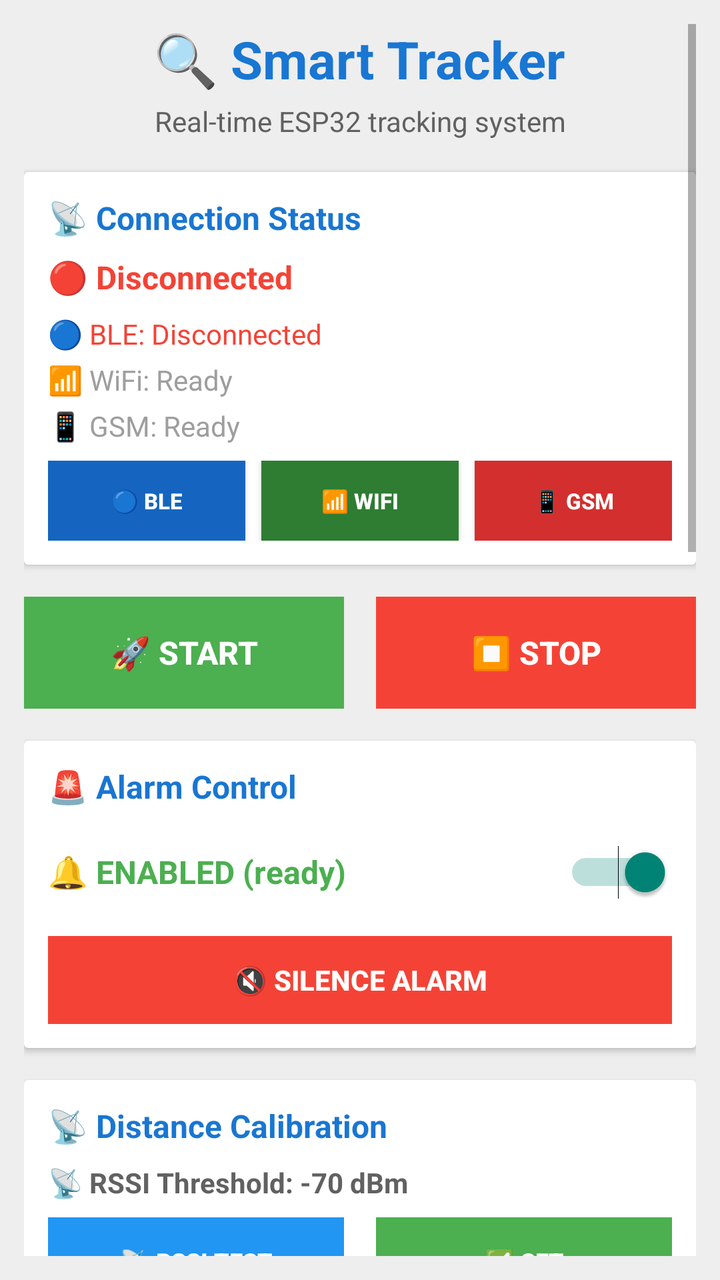
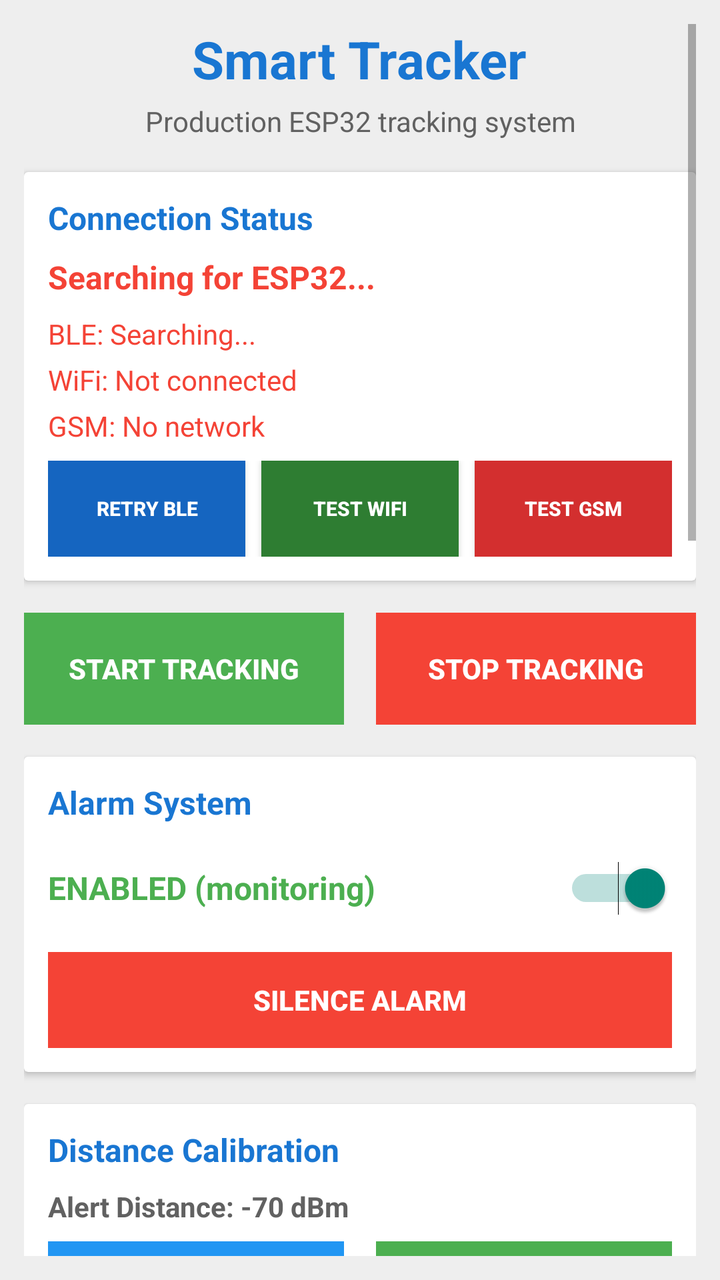

Compare the two renders of this Android layout. The source of the first and the diff that turns it into the second are given below.
<!-- AndroidManifest.xml: activity theme Theme.AppCompat.Light.DarkActionBar -->
<!-- res/layout/activity_main.xml -->
<?xml version="1.0" encoding="utf-8"?>
<ScrollView xmlns:android="http://schemas.android.com/apk/res/android"
    xmlns:app="http://schemas.android.com/apk/res-auto"
    android:layout_width="match_parent"
    android:layout_height="match_parent"
    android:padding="12dp"
    android:background="@color/gray_200">

    <LinearLayout
        android:layout_width="match_parent"
        android:layout_height="wrap_content"
        android:orientation="vertical"
        android:gravity="center_horizontal">

        
        <TextView
            android:layout_width="wrap_content"
            android:layout_height="wrap_content"
            android:text="🔍 Smart Tracker"
            android:textSize="26sp"
            android:textStyle="bold"
            android:textColor="@color/blue_700"
            android:layout_marginBottom="4dp" />

        <TextView
            android:layout_width="wrap_content"
            android:layout_height="wrap_content"
            android:text="Real-time ESP32 tracking system"
            android:textSize="14sp"
            android:textColor="@color/gray_700"
            android:layout_marginBottom="16dp"
            android:gravity="center" />

        
        <androidx.cardview.widget.CardView
            android:layout_width="match_parent"
            android:layout_height="wrap_content"
            android:layout_marginBottom="16dp"
            android:elevation="4dp"
            android:radius="8dp">

            <LinearLayout
                android:layout_width="match_parent"
                android:layout_height="wrap_content"
                android:orientation="vertical"
                android:padding="12dp">

                <TextView
                    android:layout_width="wrap_content"
                    android:layout_height="wrap_content"
                    android:text="📡 Connection Status"
                    android:textSize="16sp"
                    android:textStyle="bold"
                    android:textColor="@color/blue_700"
                    android:layout_marginBottom="8dp" />

                
                <TextView
                    android:id="@+id/connectionStatusCard"
                    android:layout_width="match_parent"
                    android:layout_height="wrap_content"
                    android:text="🔴 Disconnected"
                    android:textSize="16sp"
                    android:textStyle="bold"
                    android:textColor="@color/red_500"
                    android:layout_marginBottom="8dp" />

                
                <TextView
                    android:id="@+id/bleStatusText"
                    android:layout_width="match_parent"
                    android:layout_height="wrap_content"
                    android:text="🔵 BLE: Disconnected"
                    android:textSize="14sp"
                    android:textColor="@color/red_500"
                    android:layout_marginBottom="4dp" />

                <TextView
                    android:id="@+id/wifiStatusText"
                    android:layout_width="match_parent"
                    android:layout_height="wrap_content"
                    android:text="📶 WiFi: Ready"
                    android:textSize="14sp"
                    android:textColor="@color/gray_500"
                    android:layout_marginBottom="4dp" />

                <TextView
                    android:id="@+id/gsmStatusText"
                    android:layout_width="match_parent"
                    android:layout_height="wrap_content"
                    android:text="📱 GSM: Ready"
                    android:textSize="14sp"
                    android:textColor="@color/gray_500"
                    android:layout_marginBottom="8dp" />

                
                <LinearLayout
                    android:layout_width="match_parent"
                    android:layout_height="wrap_content"
                    android:orientation="horizontal">

                    <Button
                        android:id="@+id/retryBleButton"
                        android:layout_width="0dp"
                        android:layout_height="40dp"
                        android:layout_weight="1"
                        android:text="🔵 BLE"
                        android:textSize="11sp"
                        android:textStyle="bold"
                        android:textColor="@color/white"
                        android:background="@color/blue_600"
                        android:layout_marginEnd="4dp" />

                    <Button
                        android:id="@+id/retryWifiButton"
                        android:layout_width="0dp"
                        android:layout_height="40dp"
                        android:layout_weight="1"
                        android:text="📶 WiFi"
                        android:textSize="11sp"
                        android:textStyle="bold"
                        android:textColor="@color/white"
                        android:background="@color/dark_green"
                        android:layout_marginStart="4dp"
                        android:layout_marginEnd="4dp" />

                    <Button
                        android:id="@+id/retryGsmButton"
                        android:layout_width="0dp"
                        android:layout_height="40dp"
                        android:layout_weight="1"
                        android:text="📱 GSM"
                        android:textSize="11sp"
                        android:textStyle="bold"
                        android:textColor="@color/white"
                        android:background="@color/red_600"
                        android:layout_marginStart="4dp" />

                </LinearLayout>

            </LinearLayout>

        </androidx.cardview.widget.CardView>

        
        <LinearLayout
            android:layout_width="match_parent"
            android:layout_height="wrap_content"
            android:orientation="horizontal"
            android:layout_marginBottom="16dp">

            <Button
                android:id="@+id/startButton"
                android:layout_width="0dp"
                android:layout_height="56dp"
                android:layout_weight="1"
                android:text="🚀 START"
                android:textSize="16sp"
                android:textStyle="bold"
                android:textColor="@color/white"
                android:background="@color/green_500"
                android:layout_marginEnd="8dp"
                android:enabled="false" />

            <Button
                android:id="@+id/stopButton"
                android:layout_width="0dp"
                android:layout_height="56dp"
                android:layout_weight="1"
                android:text="⏹️ STOP"
                android:textSize="16sp"
                android:textStyle="bold"
                android:textColor="@color/white"
                android:background="@color/red_500"
                android:layout_marginStart="8dp"
                android:enabled="false" />

        </LinearLayout>

        
        <androidx.cardview.widget.CardView
            android:layout_width="match_parent"
            android:layout_height="wrap_content"
            android:layout_marginBottom="16dp"
            android:elevation="4dp"
            android:radius="8dp">

            <LinearLayout
                android:layout_width="match_parent"
                android:layout_height="wrap_content"
                android:orientation="vertical"
                android:padding="12dp">

                <TextView
                    android:layout_width="wrap_content"
                    android:layout_height="wrap_content"
                    android:text="🚨 Alarm Control"
                    android:textSize="16sp"
                    android:textStyle="bold"
                    android:textColor="@color/blue_700"
                    android:layout_marginBottom="8dp" />

                <LinearLayout
                    android:layout_width="match_parent"
                    android:layout_height="wrap_content"
                    android:orientation="horizontal"
                    android:gravity="center_vertical"
                    android:layout_marginBottom="8dp">

                    <TextView
                        android:id="@+id/alarmStatusText"
                        android:layout_width="0dp"
                        android:layout_height="wrap_content"
                        android:layout_weight="1"
                        android:text="🔔 ENABLED (ready)"
                        android:textSize="16sp"
                        android:textColor="@color/green_500"
                        android:textStyle="bold" />

                    <Switch
                        android:id="@+id/alarmSwitch"
                        android:layout_width="wrap_content"
                        android:layout_height="wrap_content"
                        android:checked="true"
                        android:minWidth="48dp"
                        android:minHeight="48dp" />

                </LinearLayout>

                <Button
                    android:id="@+id/silenceButton"
                    android:layout_width="match_parent"
                    android:layout_height="44dp"
                    android:text="🔇 SILENCE ALARM"
                    android:textSize="14sp"
                    android:textStyle="bold"
                    android:textColor="@color/white"
                    android:background="@color/red_500"
                    android:enabled="false" />

            </LinearLayout>

        </androidx.cardview.widget.CardView>

        
        <androidx.cardview.widget.CardView
            android:layout_width="match_parent"
            android:layout_height="wrap_content"
            android:layout_marginBottom="16dp"
            android:elevation="4dp"
            android:radius="8dp">

            <LinearLayout
                android:layout_width="match_parent"
                android:layout_height="wrap_content"
                android:orientation="vertical"
                android:padding="12dp">

                <TextView
                    android:layout_width="wrap_content"
                    android:layout_height="wrap_content"
                    android:text="📡 Distance Calibration"
                    android:textSize="16sp"
                    android:textStyle="bold"
                    android:textColor="@color/blue_700"
                    android:layout_marginBottom="8dp" />

                <TextView
                    android:id="@+id/rssiTestText"
                    android:layout_width="match_parent"
                    android:layout_height="wrap_content"
                    android:text="📡 RSSI Threshold: -70 dBm"
                    android:textSize="14sp"
                    android:textColor="@color/gray_700"
                    android:textStyle="bold"
                    android:layout_marginBottom="8dp" />

                <LinearLayout
                    android:layout_width="match_parent"
                    android:layout_height="wrap_content"
                    android:orientation="horizontal">

                    <Button
                        android:id="@+id/rssiTestButton"
                        android:layout_width="0dp"
                        android:layout_height="44dp"
                        android:layout_weight="1"
                        android:text="📡 RSSI TEST"
                        android:textSize="12sp"
                        android:textStyle="bold"
                        android:textColor="@color/white"
                        android:background="@color/blue_500"
                        android:layout_marginEnd="8dp"
                        android:enabled="false" />

                    <Button
                        android:id="@+id/setThresholdButton"
                        android:layout_width="0dp"
                        android:layout_height="44dp"
                        android:layout_weight="1"
                        android:text="✅ SET"
                        android:textSize="12sp"
                        android:textStyle="bold"
                        android:textColor="@color/white"
                        android:background="@color/green_500"
                        android:layout_marginStart="8dp"
                        android:enabled="false" />

                </LinearLayout>

            </LinearLayout>

        </androidx.cardview.widget.CardView>

        
        <androidx.cardview.widget.CardView
            android:layout_width="match_parent"
            android:layout_height="wrap_content"
            android:layout_marginBottom="16dp"
            android:elevation="4dp"
            android:radius="8dp">

            <LinearLayout
                android:layout_width="match_parent"
                android:layout_height="wrap_content"
                android:orientation="vertical"
                android:padding="12dp">

                <TextView
                    android:layout_width="wrap_content"
                    android:layout_height="wrap_content"
                    android:text="📊 System Status"
                    android:textSize="16sp"
                    android:textStyle="bold"
                    android:textColor="@color/blue_700"
                    android:layout_marginBottom="8dp" />

                <TextView
                    android:id="@+id/statusText"
                    android:layout_width="match_parent"
                    android:layout_height="wrap_content"
                    android:text="Status: Initializing..."
                    android:textSize="14sp"
                    android:textColor="@color/gray_700"
                    android:layout_marginBottom="4dp" />

                <TextView
                    android:id="@+id/gpsStatusText"
                    android:layout_width="match_parent"
                    android:layout_height="wrap_content"
                    android:text="GPS: Not available"
                    android:textSize="14sp"
                    android:textColor="@color/gray_500" />

            </LinearLayout>

        </androidx.cardview.widget.CardView>

        
        <androidx.cardview.widget.CardView
            android:layout_width="match_parent"
            android:layout_height="wrap_content"
            android:layout_marginBottom="16dp"
            android:elevation="4dp"
            android:radius="8dp">

            <LinearLayout
                android:layout_width="match_parent"
                android:layout_height="wrap_content"
                android:orientation="vertical"
                android:padding="12dp">

                <LinearLayout
                    android:layout_width="match_parent"
                    android:layout_height="wrap_content"
                    android:orientation="horizontal"
                    android:layout_marginBottom="8dp">

                    <TextView
                        android:layout_width="0dp"
                        android:layout_height="wrap_content"
                        android:layout_weight="1"
                        android:text="🐛 Debug Console"
                        android:textSize="16sp"
                        android:textStyle="bold"
                        android:textColor="@color/blue_700" />

                    <Button
                        android:id="@+id/clearLogButton"
                        android:layout_width="wrap_content"
                        android:layout_height="28dp"
                        android:text="CLEAR"
                        android:textSize="10sp"
                        android:textStyle="bold"
                        android:textColor="@color/white"
                        android:background="@color/gray_500"
                        android:minHeight="0dp"
                        android:minWidth="0dp"
                        android:paddingLeft="12dp"
                        android:paddingRight="12dp" />

                </LinearLayout>

                
                <ScrollView
                    android:id="@+id/debugScrollView"
                    android:layout_width="match_parent"
                    android:layout_height="400dp"
                    android:background="#FF1E1E1E"
                    android:padding="8dp"
                    android:scrollbars="vertical"
                    android:fadeScrollbars="false"
                    android:scrollbarStyle="outsideOverlay">

                    <TextView
                        android:id="@+id/debugLogText"
                        android:layout_width="match_parent"
                        android:layout_height="wrap_content"
                        android:text=""
                        android:textSize="12sp"
                        android:textColor="#FF00FF00"
                        android:fontFamily="monospace"
                        android:textIsSelectable="true"
                        android:lineSpacingExtra="2dp"
                        android:paddingBottom="8dp" />

                </ScrollView>

                <TextView
                    android:layout_width="match_parent"
                    android:layout_height="wrap_content"
                    android:text="💡 Auto-scroll enabled | Shows last 50 events | Reduced spam"
                    android:textSize="10sp"
                    android:textColor="@color/gray_500"
                    android:layout_marginTop="4dp"
                    android:fontStyle="italic"
                    android:gravity="center" />

            </LinearLayout>

        </androidx.cardview.widget.CardView>

        
        <androidx.cardview.widget.CardView
            android:layout_width="match_parent"
            android:layout_height="wrap_content"
            android:layout_marginBottom="16dp"
            android:elevation="4dp"
            android:radius="8dp">

            <LinearLayout
                android:layout_width="match_parent"
                android:layout_height="wrap_content"
                android:orientation="vertical"
                android:padding="12dp">

                <TextView
                    android:layout_width="wrap_content"
                    android:layout_height="wrap_content"
                    android:text="📋 Quick Guide"
                    android:textSize="16sp"
                    android:textStyle="bold"
                    android:textColor="@color/blue_700"
                    android:layout_marginBottom="8dp" />

                <TextView
                    android:layout_width="match_parent"
                    android:layout_height="wrap_content"
                    android:text="1️⃣ Press START to begin tracking\n2️⃣ Use RSSI TEST to calibrate distance\n3️⃣ Enable/disable alarm with switch\n4️⃣ Monitor connections above\n5️⃣ Check debug console for details"
                    android:textSize="13sp"
                    android:textColor="@color/gray_700"
                    android:lineSpacingExtra="2dp" />

            </LinearLayout>

        </androidx.cardview.widget.CardView>

        
        <TextView
            android:layout_width="wrap_content"
            android:layout_height="wrap_content"
            android:text="Smart Tracker v1.1 - Improved UI"
            android:textSize="12sp"
            android:textColor="@color/gray_500"
            android:layout_marginBottom="4dp" />

        <TextView
            android:layout_width="wrap_content"
            android:layout_height="wrap_content"
            android:text="⚠️ Real sensor data - No spam logs"
            android:textSize="11sp"
            android:textColor="@color/gray_500"
            android:gravity="center"
            android:layout_marginBottom="16dp" />

    </LinearLayout>

</ScrollView>
<!-- resources referenced by this layout -->
<resources>
  <color name="blue_500">#FF2196F3</color>
  <color name="blue_600">#1565C0</color>
  <color name="blue_700">#FF1976D2</color>
  <color name="dark_green">#2E7D32</color>
  <color name="gray_200">#FFEEEEEE</color>
  <color name="gray_500">#FF9E9E9E</color>
  <color name="gray_700">#FF616161</color>
  <color name="green_500">#FF4CAF50</color>
  <color name="red_500">#FFF44336</color>
  <color name="red_600">#D32F2F</color>
  <color name="white">#FFFFFFFF</color>
</resources>

<!-- the commit's change to res/layout/activity_main.xml (unified diff, before → after) -->
@@ -16,7 +16,7 @@
         <TextView
             android:layout_width="wrap_content"
             android:layout_height="wrap_content"
-            android:text="🔍 Smart Tracker"
+            android:text="Smart Tracker"
             android:textSize="26sp"
             android:textStyle="bold"
             android:textColor="@color/blue_700"
@@ -25,7 +25,7 @@
         <TextView
             android:layout_width="wrap_content"
             android:layout_height="wrap_content"
-            android:text="Real-time ESP32 tracking system"
+            android:text="Production ESP32 tracking system"
             android:textSize="14sp"
             android:textColor="@color/gray_700"
             android:layout_marginBottom="16dp"
@@ -48,7 +48,7 @@
                 <TextView
                     android:layout_width="wrap_content"
                     android:layout_height="wrap_content"
-                    android:text="📡 Connection Status"
+                    android:text="Connection Status"
                     android:textSize="16sp"
                     android:textStyle="bold"
                     android:textColor="@color/blue_700"
@@ -59,7 +59,7 @@
                     android:id="@+id/connectionStatusCard"
                     android:layout_width="match_parent"
                     android:layout_height="wrap_content"
-                    android:text="🔴 Disconnected"
+                    android:text="Searching for ESP32..."
                     android:textSize="16sp"
                     android:textStyle="bold"
                     android:textColor="@color/red_500"
@@ -70,7 +70,7 @@
                     android:id="@+id/bleStatusText"
                     android:layout_width="match_parent"
                     android:layout_height="wrap_content"
-                    android:text="🔵 BLE: Disconnected"
+                    android:text="BLE: Searching..."
                     android:textSize="14sp"
                     android:textColor="@color/red_500"
                     android:layout_marginBottom="4dp" />
@@ -79,18 +79,18 @@
                     android:id="@+id/wifiStatusText"
                     android:layout_width="match_parent"
                     android:layout_height="wrap_content"
-                    android:text="📶 WiFi: Ready"
-                    android:textSize="14sp"
-                    android:textColor="@color/gray_500"
+                    android:text="WiFi: Not connected"
+                    android:textSize="14sp"
+                    android:textColor="@color/red_500"
                     android:layout_marginBottom="4dp" />
 
                 <TextView
                     android:id="@+id/gsmStatusText"
                     android:layout_width="match_parent"
                     android:layout_height="wrap_content"
-                    android:text="📱 GSM: Ready"
-                    android:textSize="14sp"
-                    android:textColor="@color/gray_500"
+                    android:text="GSM: No network"
+                    android:textSize="14sp"
+                    android:textColor="@color/red_500"
                     android:layout_marginBottom="8dp" />
 
                 
@@ -102,10 +102,10 @@
                     <Button
                         android:id="@+id/retryBleButton"
                         android:layout_width="0dp"
-                        android:layout_height="40dp"
-                        android:layout_weight="1"
-                        android:text="🔵 BLE"
-                        android:textSize="11sp"
+                        android:layout_height="48dp"
+                        android:layout_weight="1"
+                        android:text="RETRY BLE"
+                        android:textSize="10sp"
                         android:textStyle="bold"
                         android:textColor="@color/white"
                         android:background="@color/blue_600"
@@ -114,10 +114,10 @@
                     <Button
                         android:id="@+id/retryWifiButton"
                         android:layout_width="0dp"
-                        android:layout_height="40dp"
-                        android:layout_weight="1"
-                        android:text="📶 WiFi"
-                        android:textSize="11sp"
+                        android:layout_height="48dp"
+                        android:layout_weight="1"
+                        android:text="TEST WiFi"
+                        android:textSize="10sp"
                         android:textStyle="bold"
                         android:textColor="@color/white"
                         android:background="@color/dark_green"
@@ -127,10 +127,10 @@
                     <Button
                         android:id="@+id/retryGsmButton"
                         android:layout_width="0dp"
-                        android:layout_height="40dp"
-                        android:layout_weight="1"
-                        android:text="📱 GSM"
-                        android:textSize="11sp"
+                        android:layout_height="48dp"
+                        android:layout_weight="1"
+                        android:text="TEST GSM"
+                        android:textSize="10sp"
                         android:textStyle="bold"
                         android:textColor="@color/white"
                         android:background="@color/red_600"
@@ -154,8 +154,8 @@
                 android:layout_width="0dp"
                 android:layout_height="56dp"
                 android:layout_weight="1"
-                android:text="🚀 START"
-                android:textSize="16sp"
+                android:text="START TRACKING"
+                android:textSize="14sp"
                 android:textStyle="bold"
                 android:textColor="@color/white"
                 android:background="@color/green_500"
@@ -167,8 +167,8 @@
                 android:layout_width="0dp"
                 android:layout_height="56dp"
                 android:layout_weight="1"
-                android:text="⏹️ STOP"
-                android:textSize="16sp"
+                android:text="STOP TRACKING"
+                android:textSize="14sp"
                 android:textStyle="bold"
                 android:textColor="@color/white"
                 android:background="@color/red_500"
@@ -194,7 +194,7 @@
                 <TextView
                     android:layout_width="wrap_content"
                     android:layout_height="wrap_content"
-                    android:text="🚨 Alarm Control"
+                    android:text="Alarm System"
                     android:textSize="16sp"
                     android:textStyle="bold"
                     android:textColor="@color/blue_700"
@@ -212,7 +212,7 @@
                         android:layout_width="0dp"
                         android:layout_height="wrap_content"
                         android:layout_weight="1"
-                        android:text="🔔 ENABLED (ready)"
+                        android:text="ENABLED (monitoring)"
                         android:textSize="16sp"
                         android:textColor="@color/green_500"
                         android:textStyle="bold" />
@@ -230,8 +230,8 @@
                 <Button
                     android:id="@+id/silenceButton"
                     android:layout_width="match_parent"
-                    android:layout_height="44dp"
-                    android:text="🔇 SILENCE ALARM"
+                    android:layout_height="48dp"
+                    android:text="SILENCE ALARM"
                     android:textSize="14sp"
                     android:textStyle="bold"
                     android:textColor="@color/white"
@@ -259,7 +259,7 @@
                 <TextView
                     android:layout_width="wrap_content"
                     android:layout_height="wrap_content"
-                    android:text="📡 Distance Calibration"
+                    android:text="Distance Calibration"
                     android:textSize="16sp"
                     android:textStyle="bold"
                     android:textColor="@color/blue_700"
@@ -269,7 +269,7 @@
                     android:id="@+id/rssiTestText"
                     android:layout_width="match_parent"
                     android:layout_height="wrap_content"
-                    android:text="📡 RSSI Threshold: -70 dBm"
+                    android:text="Alert Distance: -70 dBm"
                     android:textSize="14sp"
                     android:textColor="@color/gray_700"
                     android:textStyle="bold"
@@ -283,10 +283,10 @@
                     <Button
                         android:id="@+id/rssiTestButton"
                         android:layout_width="0dp"
-                        android:layout_height="44dp"
-                        android:layout_weight="1"
-                        android:text="📡 RSSI TEST"
-                        android:textSize="12sp"
+                        android:layout_height="48dp"
+                        android:layout_weight="1"
+                        android:text="START DISTANCE TEST"
+                        android:textSize="11sp"
                         android:textStyle="bold"
                         android:textColor="@color/white"
                         android:background="@color/blue_500"
@@ -296,10 +296,10 @@
                     <Button
                         android:id="@+id/setThresholdButton"
                         android:layout_width="0dp"
-                        android:layout_height="44dp"
-                        android:layout_weight="1"
-                        android:text="✅ SET"
-                        android:textSize="12sp"
+                        android:layout_height="48dp"
+                        android:layout_weight="1"
+                        android:text="SET CURRENT"
+                        android:textSize="11sp"
                         android:textStyle="bold"
                         android:textColor="@color/white"
                         android:background="@color/green_500"
@@ -329,7 +329,7 @@
                 <TextView
                     android:layout_width="wrap_content"
                     android:layout_height="wrap_content"
-                    android:text="📊 System Status"
+                    android:text="System Status"
                     android:textSize="16sp"
                     android:textStyle="bold"
                     android:textColor="@color/blue_700"
@@ -380,7 +380,7 @@
                         android:layout_width="0dp"
                         android:layout_height="wrap_content"
                         android:layout_weight="1"
-                        android:text="🐛 Debug Console"
+                        android:text="Debug Console"
                         android:textSize="16sp"
                         android:textStyle="bold"
                         android:textColor="@color/blue_700" />
@@ -407,29 +407,27 @@
                     android:layout_width="match_parent"
                     android:layout_height="400dp"
                     android:background="#FF1E1E1E"
-                    android:padding="8dp"
                     android:scrollbars="vertical"
-                    android:fadeScrollbars="false"
-                    android:scrollbarStyle="outsideOverlay">
+                    android:fadeScrollbars="false">
 
                     <TextView
                         android:id="@+id/debugLogText"
                         android:layout_width="match_parent"
                         android:layout_height="wrap_content"
                         android:text=""
-                        android:textSize="12sp"
+                        android:textSize="11sp"
                         android:textColor="#FF00FF00"
                         android:fontFamily="monospace"
-                        android:textIsSelectable="true"
-                        android:lineSpacingExtra="2dp"
-                        android:paddingBottom="8dp" />
+                        android:padding="8dp"
+                        android:gravity="top"
+                        android:textIsSelectable="false" />
 
                 </ScrollView>
 
                 <TextView
                     android:layout_width="match_parent"
                     android:layout_height="wrap_content"
-                    android:text="💡 Auto-scroll enabled | Shows last 50 events | Reduced spam"
+                    android:text="LATEST MESSAGES AT TOP | Last 25 messages | Real data only"
                     android:textSize="10sp"
                     android:textColor="@color/gray_500"
                     android:layout_marginTop="4dp"
@@ -457,7 +455,7 @@
                 <TextView
                     android:layout_width="wrap_content"
                     android:layout_height="wrap_content"
-                    android:text="📋 Quick Guide"
+                    android:text="Usage Guide"
                     android:textSize="16sp"
                     android:textStyle="bold"
                     android:textColor="@color/blue_700"
@@ -466,7 +464,7 @@
                 <TextView
                     android:layout_width="match_parent"
                     android:layout_height="wrap_content"
-                    android:text="1️⃣ Press START to begin tracking\n2️⃣ Use RSSI TEST to calibrate distance\n3️⃣ Enable/disable alarm with switch\n4️⃣ Monitor connections above\n5️⃣ Check debug console for details"
+                    android:text="1. Press START TRACKING to begin\n2. Use DISTANCE TEST to calibrate alert distance\n3. Enable/disable alarm with switch above\n4. Monitor all connections in status cards\n5. Check debug console for technical details\n6. System uses real sensor data only"
                     android:textSize="13sp"
                     android:textColor="@color/gray_700"
                     android:lineSpacingExtra="2dp" />
@@ -479,7 +477,7 @@
         <TextView
             android:layout_width="wrap_content"
             android:layout_height="wrap_content"
-            android:text="Smart Tracker v1.1 - Improved UI"
+            android:text="Smart Tracker v2.0 - Production Build"
             android:textSize="12sp"
             android:textColor="@color/gray_500"
             android:layout_marginBottom="4dp" />
@@ -487,7 +485,7 @@
         <TextView
             android:layout_width="wrap_content"
             android:layout_height="wrap_content"
-            android:text="⚠️ Real sensor data - No spam logs"
+            android:text="Real hardware • Live GPS • Actual SMS alerts"
             android:textSize="11sp"
             android:textColor="@color/gray_500"
             android:gravity="center"
